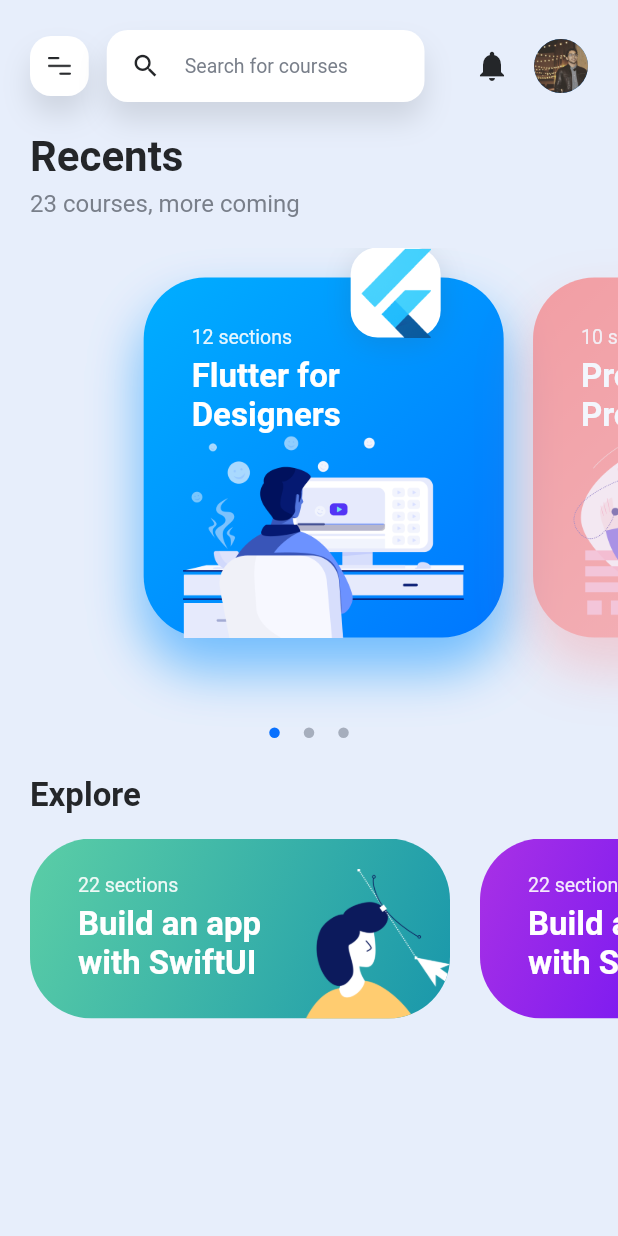
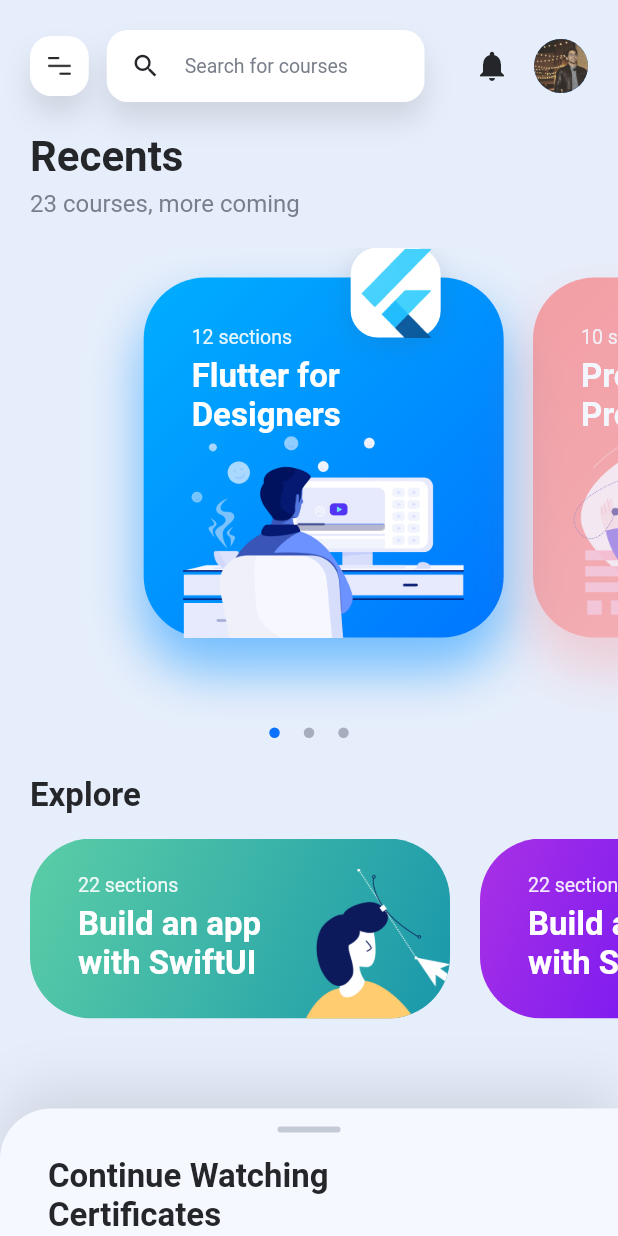
Before and after one commit to sehajini1/designcode_flutter, a Flutter app: the screen it shows after launch, on a phone screen of 412 x 824 dp. Run offline on Flutter 3.47's test engine with Material 2 defaults, Android fonts, the phone set to English and light mode, and no system bars; drawn by our look-alikes of sliding_up_panel.

Commit message:
flutter packages

```diff
--- /dev/null
+++ b/lib/screens/continue_watching_screen.dart
@@ -0,0 +1,55 @@
+import 'package:designcode_project/constants.dart';
+import 'package:flutter/material.dart';
+import 'package:sliding_up_panel/sliding_up_panel.dart';
+
+class ContinueWatchingScreen extends StatelessWidget {
+  @override
+  Widget build(BuildContext context) {
+    return SlidingUpPanel(
+      backdropEnabled: true,
+      borderRadius: BorderRadius.only(
+        topLeft: Radius.circular(34.0),
+      ),
+      color: kCardPopupBackgroundColor,
+      boxShadow: [
+        BoxShadow(
+          color: kShadowColor,offset: Offset(0, -12),blurRadius: 32.0
+        ),
+      ],
+      minHeight: 85.0,
+      maxHeight: MediaQuery.of(context).size.height * 0.75,
+      panel: Column(
+        crossAxisAlignment: CrossAxisAlignment.start,
+        children: [
+          Center(
+            child: Padding(
+              padding: EdgeInsets.only(top: 12.0, bottom: 16.0),
+              child: Container(
+                width: 42.0,
+                height: 4.0,
+                decoration: BoxDecoration(
+                  color: Color(0xFFC5CBD6),
+                  borderRadius: BorderRadius.circular(2.0),
+                ),
+              ),
+            ),
+          ),
+          Padding(
+            padding: EdgeInsets.symmetric(horizontal: 32.0),
+            child: Text(
+              "Continue Watching",
+              style: kTitle1Style,
+            ),
+          ),
+          Padding(
+            padding: EdgeInsets.symmetric(horizontal: 32.0),
+            child: Text(
+              "Certificates",
+              style: kTitle1Style,
+            ),
+          ),
+        ],
+      ),
+    );
+  }
+}
--- a/lib/screens/home_screen.dart
+++ b/lib/screens/home_screen.dart
@@ -4,6 +4,8 @@
 import 'package:designcode_project/constants.dart';
 import 'package:designcode_project/screens/sidebar_screen.dart';
 import 'package:flutter/material.dart';
+
+import 'continue_watching_screen.dart';
 
 class HomeScreen extends StatefulWidget {
   @override
@@ -112,6 +114,7 @@
                 ],
               ),
             ),
+            ContinueWatchingScreen(),
             IgnorePointer(
               ignoring: sidebarHidden,
               child: Stack(
@@ -126,8 +129,8 @@
                       ),
                       onTap: () {
                         setState(() {
-                        sidebarHidden = !sidebarHidden;
-                      });
+                          sidebarHidden = !sidebarHidden;
+                        });
                         sidebarAnimationController.reverse();
                       },
                     ),
--- a/pubspec.yaml
+++ b/pubspec.yaml
@@ -35,6 +35,7 @@
   # The following adds the Cupertino Icons font to your application.
   # Use with the CupertinoIcons class for iOS style icons.
   cupertino_icons: ^1.0.2
+  sliding_up_panel: ^2.0.0+1
 
 dev_dependencies:
   flutter_test:
```
Also changed, not shown: pubspec.lock.
